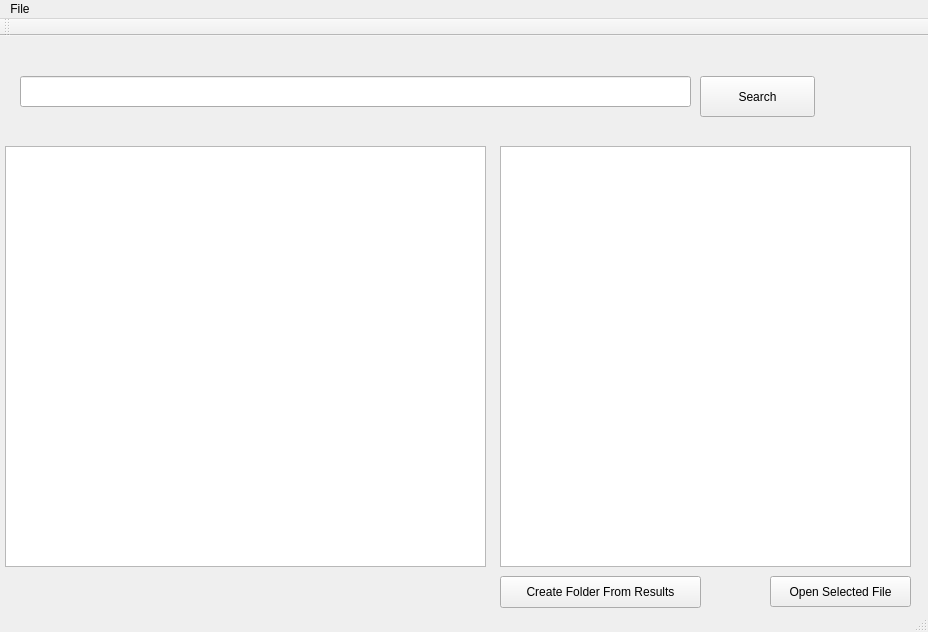
Old version of the form mainwindow.ui in the repository Uzzije/SimpleFileOrganizer-.
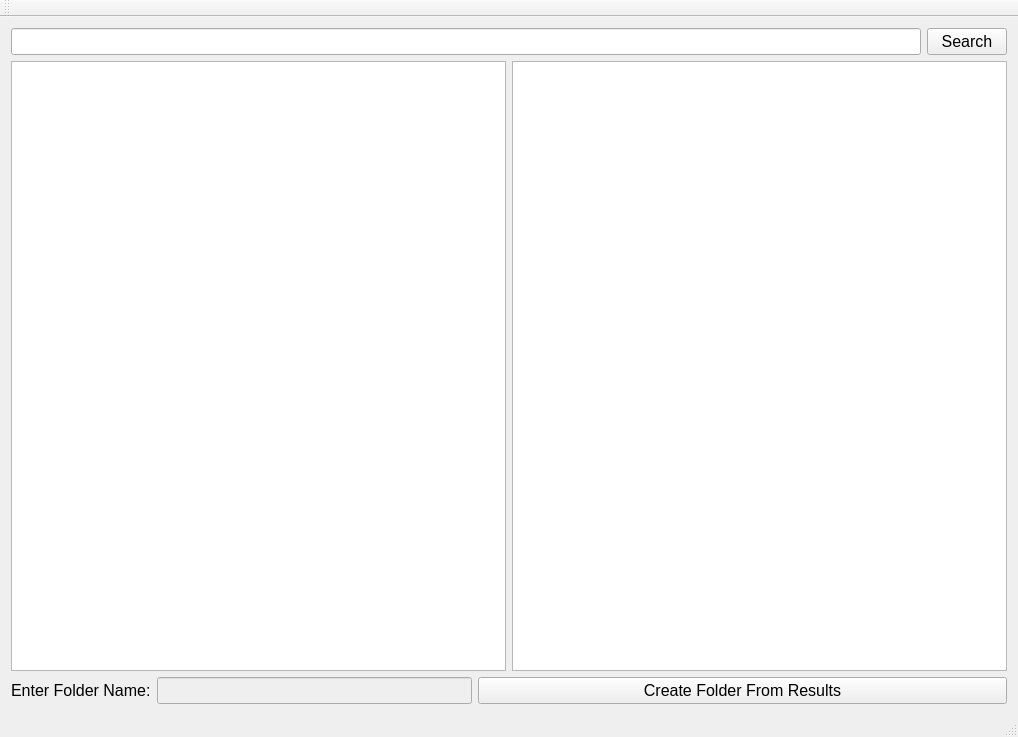
New version of the form.

What changed in the file:
```diff
--- a/mainwindow.ui
+++ b/mainwindow.ui
@@ -6,32 +6,38 @@
    <rect>
     <x>0</x>
     <y>0</y>
-    <width>928</width>
-    <height>632</height>
+    <width>1018</width>
+    <height>737</height>
    </rect>
   </property>
+  <property name="sizePolicy">
+   <sizepolicy hsizetype="Expanding" vsizetype="Expanding">
+    <horstretch>0</horstretch>
+    <verstretch>0</verstretch>
+   </sizepolicy>
+  </property>
   <property name="windowTitle">
    <string>MainWindow</string>
   </property>
   <widget class="QWidget" name="centralWidget">
+   <layout class="QVBoxLayout" name="verticalLayout">
+    <item>
+     <layout class="QHBoxLayout" name="horizontalLayout_2">
+      <item>
    <widget class="QLineEdit" name="searchBar">
-    <property name="geometry">
-     <rect>
-      <x>20</x>
-      <y>40</y>
-      <width>671</width>
-      <height>31</height>
-     </rect>
-    </property>
-   </widget>
+        <property name="font">
+         <font>
+          <pointsize>12</pointsize>
+         </font>
+        </property>
+       </widget>
+      </item>
+      <item>
    <widget class="QPushButton" name="searchButton">
-    <property name="geometry">
-     <rect>
-      <x>700</x>
-      <y>40</y>
-      <width>115</width>
-      <height>41</height>
-     </rect>
+        <property name="font">
+         <font>
+          <pointsize>12</pointsize>
+         </font>
     </property>
     <property name="text">
      <string>Search</string>
@@ -40,69 +46,99 @@
      <string>Return</string>
     </property>
    </widget>
-   <widget class="QTreeView" name="treeView">
-    <property name="geometry">
-     <rect>
-      <x>5</x>
-      <y>110</y>
-      <width>481</width>
-      <height>421</height>
-     </rect>
-    </property>
-   </widget>
-   <widget class="QListView" name="fileView">
-    <property name="geometry">
-     <rect>
-      <x>500</x>
-      <y>110</y>
-      <width>411</width>
-      <height>421</height>
-     </rect>
-    </property>
-   </widget>
-   <widget class="QPushButton" name="openFileButton">
-    <property name="geometry">
-     <rect>
-      <x>770</x>
-      <y>540</y>
-      <width>141</width>
-      <height>31</height>
-     </rect>
+      </item>
+     </layout>
+    </item>
+    <item>
+     <layout class="QHBoxLayout" name="horizontalLayout_3">
+      <item>
+       <widget class="QTreeView" name="treeView"/>
+      </item>
+      <item>
+       <widget class="QListView" name="fileView"/>
+      </item>
+     </layout>
+    </item>
+    <item>
+     <layout class="QHBoxLayout" name="horizontalLayout_4">
+      <item>
+       <widget class="QLabel" name="label">
+        <property name="sizePolicy">
+         <sizepolicy hsizetype="Fixed" vsizetype="Fixed">
+          <horstretch>0</horstretch>
+          <verstretch>0</verstretch>
+         </sizepolicy>
+        </property>
+        <property name="minimumSize">
+         <size>
+          <width>50</width>
+          <height>0</height>
+         </size>
+        </property>
+        <property name="font">
+         <font>
+          <pointsize>12</pointsize>
+         </font>
     </property>
     <property name="text">
-     <string>Open Selected File</string>
-    </property>
-   </widget>
+         <string>Enter Folder Name:</string>
+        </property>
+       </widget>
+      </item>
+      <item>
+       <widget class="QLineEdit" name="searchBar_2">
+        <property name="enabled">
+         <bool>false</bool>
+        </property>
+        <property name="sizePolicy">
+         <sizepolicy hsizetype="Minimum" vsizetype="Minimum">
+          <horstretch>0</horstretch>
+          <verstretch>0</verstretch>
+         </sizepolicy>
+        </property>
+        <property name="minimumSize">
+         <size>
+          <width>15</width>
+          <height>0</height>
+         </size>
+        </property>
+        <property name="maximumSize">
+         <size>
+          <width>315</width>
+          <height>16777215</height>
+         </size>
+        </property>
+        <property name="font">
+         <font>
+          <pointsize>12</pointsize>
+         </font>
+        </property>
+       </widget>
+      </item>
+      <item>
    <widget class="QPushButton" name="folderCreateButton">
-    <property name="geometry">
-     <rect>
-      <x>500</x>
-      <y>540</y>
-      <width>201</width>
-      <height>32</height>
-     </rect>
+        <property name="minimumSize">
+         <size>
+          <width>350</width>
+          <height>0</height>
+         </size>
+        </property>
+        <property name="font">
+         <font>
+          <pointsize>12</pointsize>
+         </font>
+        </property>
+        <property name="autoFillBackground">
+         <bool>false</bool>
     </property>
     <property name="text">
      <string>Create Folder From Results</string>
     </property>
    </widget>
-  </widget>
-  <widget class="QMenuBar" name="menuBar">
-   <property name="geometry">
-    <rect>
-     <x>0</x>
-     <y>0</y>
-     <width>928</width>
-     <height>26</height>
-    </rect>
-   </property>
-   <widget class="QMenu" name="menuFile">
-    <property name="title">
-     <string>File</string>
-    </property>
-    <addaction name="actionNew_Window_2"/>
-   </widget>
-   <addaction name="menuFile"/>
+      </item>
+     </layout>
+    </item>
+   </layout>
   </widget>
   <widget class="QToolBar" name="mainToolBar">
    <attribute name="toolBarArea">
```
Lines whose indentation alone changed are shown as unchanged.
